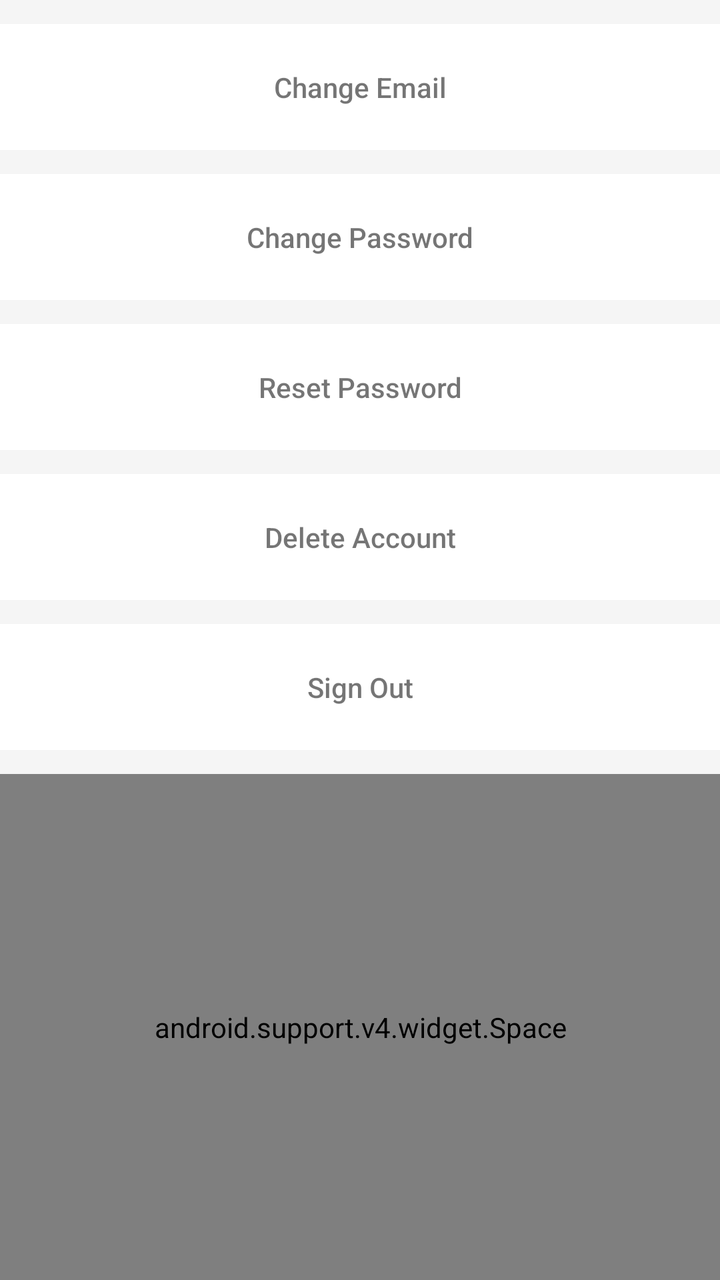
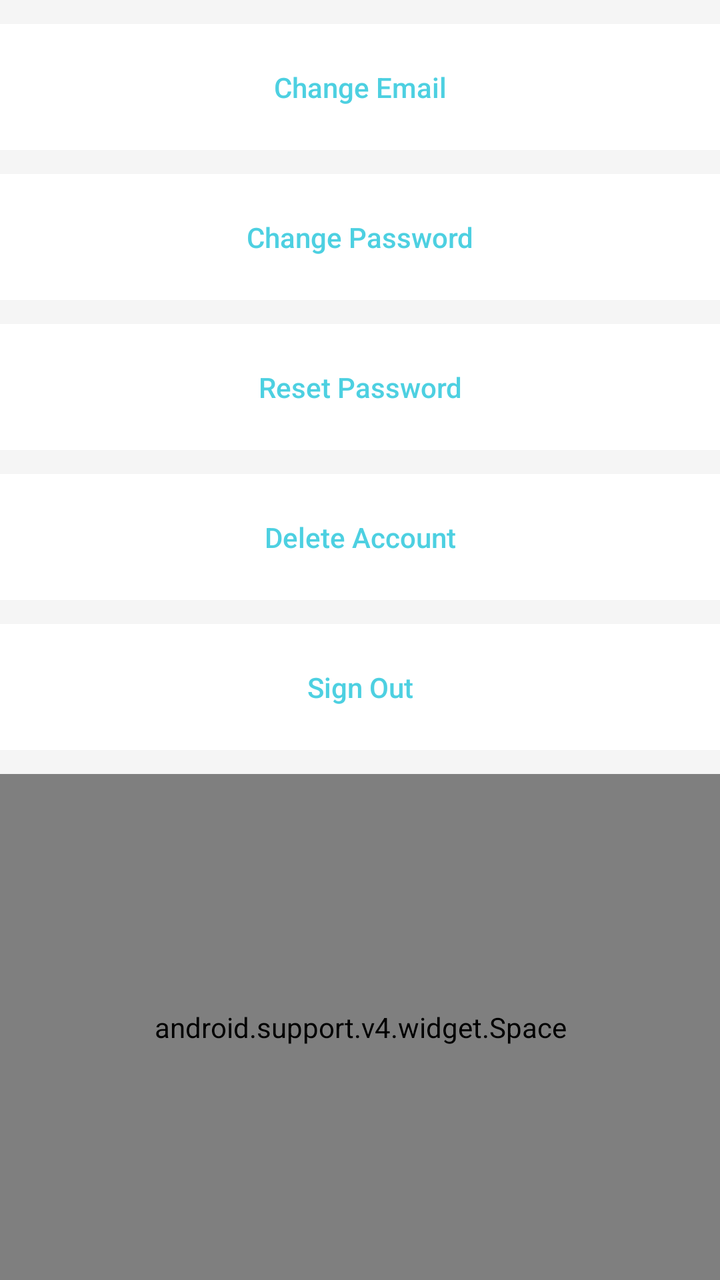

Two renders of the same Android screen: before a commit and after it. Below are the layout's source before the change and the commit's diff.
<!-- AndroidManifest.xml: application theme AppTheme -->
<!-- res/layout/activity_account.xml -->
<?xml version="1.0" encoding="utf-8"?>
<RelativeLayout
    xmlns:android="http://schemas.android.com/apk/res/android"
    android:layout_width="match_parent"
    android:layout_height="match_parent">

    <LinearLayout
        android:layout_width="match_parent"
        android:layout_height="match_parent"
        android:orientation="vertical"
        android:paddingTop="@dimen/activity_horizontal_margin"
        >

        <EditText
            android:id="@+id/new_email_edit_text"
            android:layout_width="match_parent"
            android:layout_height="64dp"
            android:visibility="gone"
            android:hint="@string/new_email_hint"
            android:inputType="textEmailAddress"
            android:maxLines="1"
            android:layout_marginBottom="@dimen/activity_horizontal_margin"
            android:padding="@dimen/activity_horizontal_margin"/>

        <TextView
            android:id="@+id/change_email_button"
            style="?android:textAppearanceSmall"
            android:layout_width="match_parent"
            android:layout_height="0dp"
            android:layout_weight="1"
            android:layout_marginBottom="@dimen/activity_horizontal_margin"
            android:text="@string/change_email"
            android:background="@color/colorPrimary"
            android:gravity="center"
            android:fontFamily="sans-serif-medium"
            android:textAllCaps="false"/>

        <EditText
            android:id="@+id/new_password_edit_text"
            android:layout_width="match_parent"
            android:layout_height="64dp"
            android:focusableInTouchMode="true"
            android:visibility="gone"
            android:hint="@string/new_password_hint"
            android:inputType="textPassword"
            android:maxLines="1"
            android:layout_marginBottom="@dimen/activity_horizontal_margin"
            android:padding="@dimen/activity_horizontal_margin"/>

        <TextView
            android:id="@+id/change_password_button"
            style="?android:textAppearanceSmall"
            android:layout_width="match_parent"
            android:layout_height="0dp"
            android:layout_weight="1"
            android:layout_marginBottom="@dimen/activity_horizontal_margin"
            android:text="@string/change_password"
            android:background="@color/colorPrimary"
            android:gravity="center"
            android:fontFamily="sans-serif-medium"
            android:textAllCaps="false"/>

        <TextView
            android:id="@+id/account_reset_password_button"
            style="?android:textAppearanceSmall"
            android:layout_width="match_parent"
            android:layout_height="0dp"
            android:layout_weight="1"
            android:layout_marginBottom="@dimen/activity_horizontal_margin"
            android:text="@string/reset_password"
            android:background="@color/colorPrimary"
            android:gravity="center"
            android:fontFamily="sans-serif-medium"
            android:textAllCaps="false"/>

        <TextView
            android:id="@+id/delete_account_button"
            style="?android:textAppearanceSmall"
            android:layout_width="match_parent"
            android:layout_height="0dp"
            android:layout_weight="1"
            android:layout_marginBottom="@dimen/activity_horizontal_margin"
            android:text="@string/delete_account"
            android:background="@color/colorPrimary"
            android:gravity="center"
            android:fontFamily="sans-serif-medium"
            android:textAllCaps="false"/>

        <TextView
            android:id="@+id/sign_out_button"
            style="?android:textAppearanceSmall"
            android:layout_width="match_parent"
            android:layout_height="0dp"
            android:layout_weight="1"
            android:layout_marginBottom="@dimen/activity_horizontal_margin"
            android:background="@color/colorPrimary"
            android:text="@string/sign_out"
            android:gravity="center"
            android:fontFamily="sans-serif-medium"
            android:textAllCaps="false"/>

        <android.support.v4.widget.Space
            android:layout_width="match_parent"
            android:layout_height="0dp"
            android:layout_weight="4"/>

    </LinearLayout>

    <ProgressBar
        style="?android:attr/progressBarStyleLarge"
        android:layout_width="wrap_content"
        android:layout_height="wrap_content"
        android:id="@+id/progress_bar"
        android:layout_centerVertical="true"
        android:layout_centerHorizontal="true"
        android:indeterminate="true"
        android:visibility="gone"/>

</RelativeLayout>
<!-- resources referenced by this layout -->
<resources>
  <color name="colorPrimary">#ffffffff</color>
  <dimen name="activity_horizontal_margin">12dp</dimen>
  <string name="change_email">Change Email</string>
  <string name="change_password">Change Password</string>
  <string name="delete_account">Delete Account</string>
  <string name="new_email_hint">New Email</string>
  <string name="new_password_hint">New Password</string>
  <string name="reset_password">Reset Password</string>
  <string name="sign_out">Sign Out</string>
  <style name="AppTheme" parent="BaseTheme">
      </style>
  <style name="BaseTheme" parent="Theme.AppCompat.Light">
          <item name="colorPrimary">@color/colorPrimary</item>
          <item name="colorPrimaryDark">@color/colorPrimaryDark</item> 
          <item name="colorAccent">@color/colorAccent</item> 
  
          <item name="android:colorBackground">@color/colorBackground</item> 
          <item name="android:windowBackground">@color/colorBackground</item> 
          <item name="android:itemBackground">@color/colorPrimary</item> 
          <item name="android:colorForeground">@color/colorForeground</item>
  
          <item name="android:textColorPrimary">@color/colorSecondary</item> 
          
          <item name="android:textColorSecondary">@color/colorSecondary</item> 
          
          
          
          
          
          
          
          <item name="android:textColorHighlight">@color/colorPrimary</item>
          <item name="android:textColorLink">@color/colorSecondary</item>
  
          <item name="android:actionOverflowButtonStyle">@style/Overflow</item>
  
          <item name="editTextStyle">@style/EditText</item>
      </style>
  <color name="colorPrimaryDark">#ffc7c7c7</color>
  <color name="colorAccent">#ffb4ffff</color>
  <color name="colorBackground">#fff5f5f5</color>
  <color name="colorForeground">@color/colorPrimary</color>
  <color name="colorSecondary">#ff4DD0E1</color>
  <style name="Overflow" parent="@style/Widget.AppCompat.Light.ActionButton.Overflow">
          <item name="android:src">@drawable/ic_more_vert_24dp</item>
      </style>
  <style name="EditText" parent="@style/Widget.AppCompat.EditText">
          <item name="android:textColor">@color/colorEditText</item>
      </style>
  <!-- drawable ic_more_vert_24dp (drawable) -->
  <vector xmlns:android="http://schemas.android.com/apk/res/android"
          android:width="24dp"
          android:height="24dp"
          android:viewportWidth="24.0"
          android:viewportHeight="24.0">
      <path
          android:fillColor="#ffc7c7c7"
          android:pathData="M12,8c1.1,0 2,-0.9 2,-2s-0.9,-2 -2,-2 -2,0.9 -2,2 0.9,2 2,2zM12,10c-1.1,0 -2,0.9 -2,2s0.9,2 2,2 2,-0.9 2,-2 -0.9,-2 -2,-2zM12,16c-1.1,0 -2,0.9 -2,2s0.9,2 2,2 2,-0.9 2,-2 -0.9,-2 -2,-2z"/>
  </vector>
  <color name="colorEditText">#8a000000</color>
</resources>

<!-- the commit's change to res/layout/activity_account.xml (unified diff, before → after) -->
@@ -30,6 +30,7 @@
             android:layout_weight="1"
             android:layout_marginBottom="@dimen/activity_horizontal_margin"
             android:text="@string/change_email"
+            android:textColor="@color/colorSecondary"
             android:background="@color/colorPrimary"
             android:gravity="center"
             android:fontFamily="sans-serif-medium"
@@ -55,8 +56,8 @@
             android:layout_weight="1"
             android:layout_marginBottom="@dimen/activity_horizontal_margin"
             android:text="@string/change_password"
-            android:background="@color/colorPrimary"
-            android:gravity="center"
+            android:textColor="@color/colorSecondary"
+            android:background="@color/colorPrimary"            android:gravity="center"
             android:fontFamily="sans-serif-medium"
             android:textAllCaps="false"/>
 
@@ -68,8 +69,8 @@
             android:layout_weight="1"
             android:layout_marginBottom="@dimen/activity_horizontal_margin"
             android:text="@string/reset_password"
-            android:background="@color/colorPrimary"
-            android:gravity="center"
+            android:textColor="@color/colorSecondary"
+            android:background="@color/colorPrimary"            android:gravity="center"
             android:fontFamily="sans-serif-medium"
             android:textAllCaps="false"/>
 
@@ -81,8 +82,8 @@
             android:layout_weight="1"
             android:layout_marginBottom="@dimen/activity_horizontal_margin"
             android:text="@string/delete_account"
-            android:background="@color/colorPrimary"
-            android:gravity="center"
+            android:textColor="@color/colorSecondary"
+            android:background="@color/colorPrimary"            android:gravity="center"
             android:fontFamily="sans-serif-medium"
             android:textAllCaps="false"/>
 
@@ -93,8 +94,8 @@
             android:layout_height="0dp"
             android:layout_weight="1"
             android:layout_marginBottom="@dimen/activity_horizontal_margin"
-            android:background="@color/colorPrimary"
-            android:text="@string/sign_out"
+            android:textColor="@color/colorSecondary"
+            android:background="@color/colorPrimary"            android:text="@string/sign_out"
             android:gravity="center"
             android:fontFamily="sans-serif-medium"
             android:textAllCaps="false"/>
